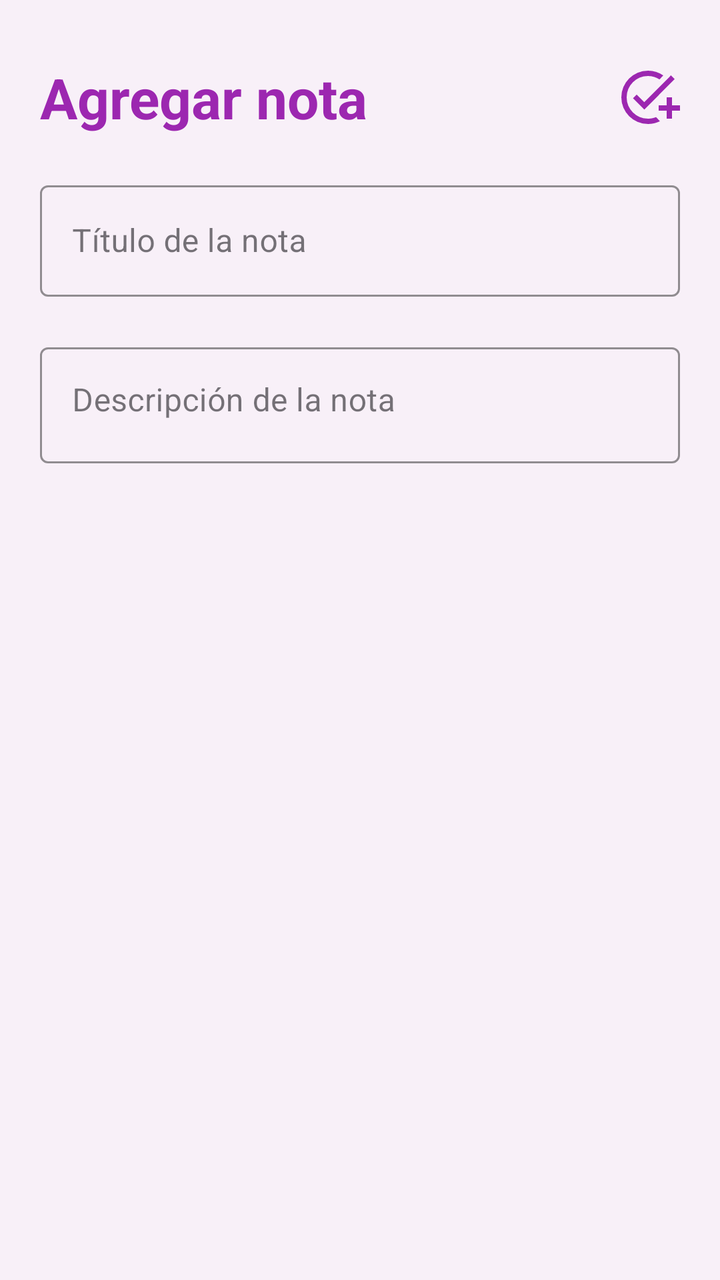
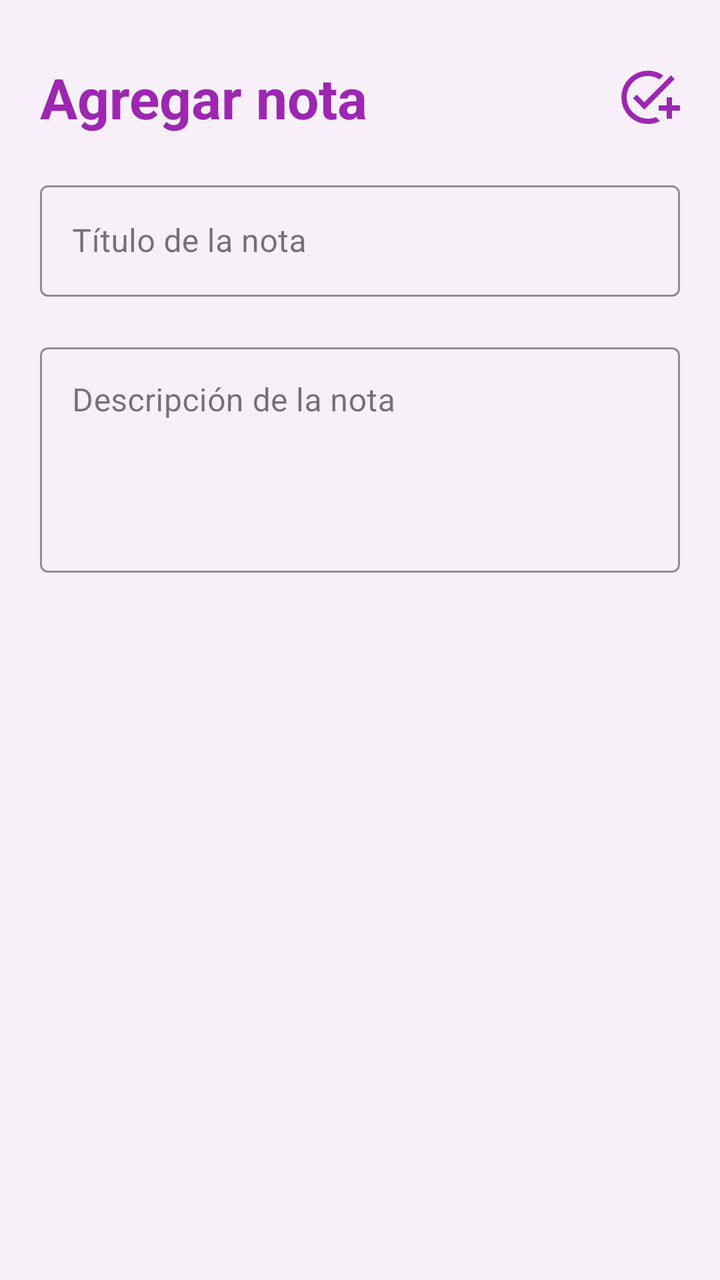

Screens rendered from an Android XML layout before and after an edit, with the pre-edit source and the edit as a unified diff.
<!-- AndroidManifest.xml: application theme Theme.Notas_App_SQLite -->
<!-- res/layout/activity_agregar_nota.xml -->
<?xml version="1.0" encoding="utf-8"?>
<LinearLayout
    xmlns:android="http://schemas.android.com/apk/res/android"
    xmlns:app="http://schemas.android.com/apk/res-auto"
    xmlns:tools="http://schemas.android.com/tools"
    android:id="@+id/main"
    android:layout_width="match_parent"
    android:layout_height="match_parent"
    android:orientation="vertical"
    android:padding="20dp"
    android:background="@color/morado_claro"
    tools:context=".AgregarNotaACTIVITY">

    <RelativeLayout
        android:layout_width="match_parent"
        android:layout_height="wrap_content"
        android:layout_marginTop="10dp"
        android:layout_marginBottom="20dp">

        <TextView
            android:id="@+id/txtAgregarNota"
            android:layout_width="wrap_content"
            android:layout_height="wrap_content"
            android:text="@string/txtAgregaNota"
            android:textColor="@color/morado"
            android:textSize="28sp"
            android:textStyle="bold" />

        <ImageView
            android:id="@+id/ivGuardarNota"
            android:layout_width="32dp"
            android:layout_height="32dp"
            android:layout_alignParentEnd="true"
            android:layout_centerVertical="true"
            android:contentDescription="@string/descGuardar"
            android:src="@drawable/ic_check"
            app:tint="@color/morado" />

    </RelativeLayout>

    <com.google.android.material.textfield.TextInputLayout
        android:id="@+id/tilTitulo"
        style="@style/Widget.MaterialComponents.TextInputLayout.OutlinedBox"
        android:layout_width="match_parent"
        android:layout_height="wrap_content"
        android:hint="@string/etTitulo"
        app:boxStrokeColor="@color/morado"
        app:hintTextColor="@color/morado">

        <com.google.android.material.textfield.TextInputEditText
            android:id="@+id/etTitulo"
            android:layout_width="match_parent"
            android:layout_height="wrap_content"
            android:inputType="textCapSentences"
            android:textColor="@color/black" />
    </com.google.android.material.textfield.TextInputLayout>

    <com.google.android.material.textfield.TextInputLayout
        android:id="@+id/tilDescripcion"
        style="@style/Widget.MaterialComponents.TextInputLayout.OutlinedBox"
        android:layout_width="match_parent"
        android:layout_height="wrap_content"
        android:layout_marginTop="20dp"
        android:hint="@string/etDescripcion"
        app:boxStrokeColor="@color/morado"
        app:hintTextColor="@color/morado">

        <com.google.android.material.textfield.TextInputEditText
            android:id="@+id/etDescripcion"
            android:layout_width="match_parent"
            android:layout_height="58dp"
            android:gravity="top"
            android:inputType="textMultiLine|textCapSentences"
            android:minLines="4"
            android:textColor="@color/black" />
    </com.google.android.material.textfield.TextInputLayout>

</LinearLayout>
<!-- resources referenced by this layout -->
<resources>
  <color name="black">#FF000000</color>
  <color name="morado">#9C27B0</color>
  <color name="morado_claro">#F8F0F8</color>
  <!-- drawable ic_check (drawable) -->
  <vector xmlns:android="http://schemas.android.com/apk/res/android" android:height="24dp" android:tint="#000000" android:viewportHeight="960" android:viewportWidth="960" android:width="24dp">
        
      <path android:fillColor="@android:color/white" android:pathData="M480,880Q397,880 324,848.5Q251,817 197,763Q143,709 111.5,636Q80,563 80,480Q80,397 111.5,324Q143,251 197,197Q251,143 324,111.5Q397,80 480,80Q545,80 603,99Q661,118 710,152L652,211Q614,187 571,173.5Q528,160 480,160Q347,160 253.5,253.5Q160,347 160,480Q160,613 253.5,706.5Q347,800 480,800Q512,800 542,794Q572,788 600,777L660,838Q619,858 574,869Q529,880 480,880ZM760,800L760,680L640,680L640,600L760,600L760,480L840,480L840,600L960,600L960,680L840,680L840,800L760,800ZM424,664L254,494L310,438L424,552L824,151L880,207L424,664Z"/>
      
  </vector>
  <string name="descGuardar">Guardar nota</string>
  <string name="etDescripcion">Descripción de la nota</string>
  <string name="etTitulo">Título de la nota</string>
  <string name="txtAgregaNota">Agregar nota</string>
  <style name="Theme.Notas_App_SQLite" parent="Base.Theme.Notas_App_SQLite" />
  <style name="Base.Theme.Notas_App_SQLite" parent="Theme.Material3.DayNight.NoActionBar">
          
          <item name="colorPrimary">@color/morado</item>
          <item name="colorPrimaryVariant">@color/morado</item>
          <item name="android:statusBarColor">@color/morado</item>
      </style>
</resources>

<!-- the commit's change to res/layout/activity_agregar_nota.xml (unified diff, before → after) -->
@@ -21,6 +21,8 @@
             android:id="@+id/txtAgregarNota"
             android:layout_width="wrap_content"
             android:layout_height="wrap_content"
+            android:layout_alignParentStart="true"
+            android:layout_toStartOf="@+id/ivGuardarNota"
             android:text="@string/txtAgregaNota"
             android:textColor="@color/morado"
             android:textSize="28sp"
@@ -68,7 +70,7 @@
         <com.google.android.material.textfield.TextInputEditText
             android:id="@+id/etDescripcion"
             android:layout_width="match_parent"
-            android:layout_height="58dp"
+            android:layout_height="wrap_content"
             android:gravity="top"
             android:inputType="textMultiLine|textCapSentences"
             android:minLines="4"
